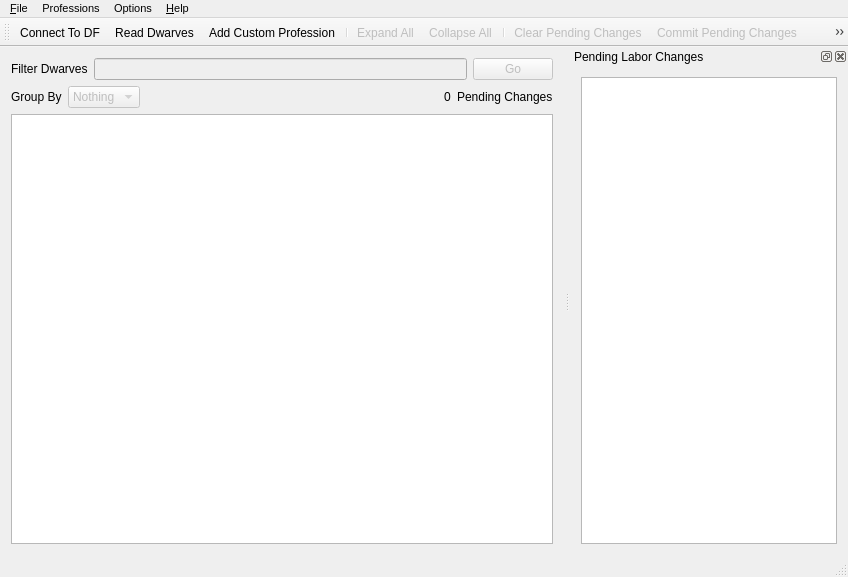
Qt form ui/mainwindow.ui (Dwarf-Therapist/Dwarf-Therapist) before a commit.
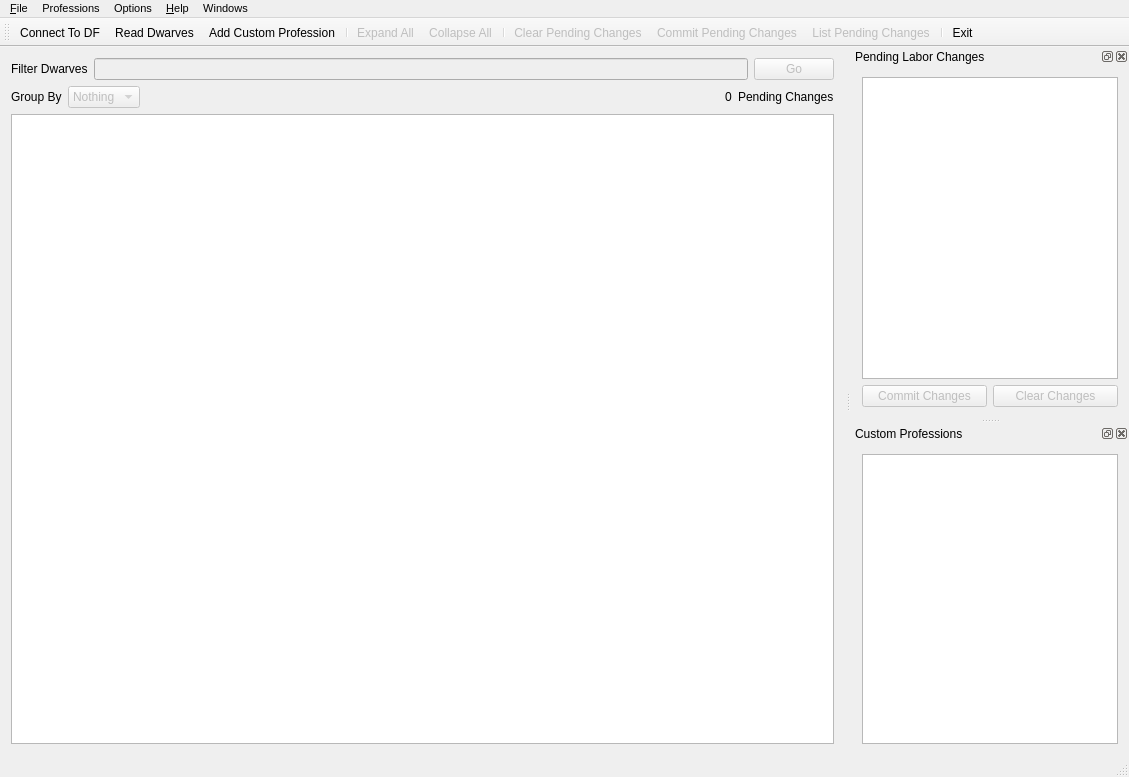
The same form after that commit. Icons and pictures are not drawn. Custom widgets are drawn as their Qt base class.

Commit message: Fixed issue #12: keyboard movement when grouping by nothing doesn't move up and down Fixed handling of dock windows opening/closing as well as main toolbar

Diff of the .ui file:
```diff
--- a/ui/mainwindow.ui
+++ b/ui/mainwindow.ui
@@ -6,8 +6,8 @@
    <rect>
     <x>0</x>
     <y>0</y>
-    <width>848</width>
-    <height>577</height>
+    <width>1129</width>
+    <height>777</height>
    </rect>
   </property>
   <property name="windowTitle">
@@ -175,7 +175,7 @@
     <rect>
      <x>0</x>
      <y>0</y>
-     <width>848</width>
+     <width>1129</width>
      <height>20</height>
     </rect>
    </property>
@@ -224,10 +224,25 @@
     </property>
     <addaction name="act_add_custom_profession"/>
    </widget>
+   <widget class="QMenu" name="menuWindows">
+    <property name="title">
+     <string>Windows</string>
+    </property>
+    <widget class="QMenu" name="menuDocks">
+     <property name="title">
+      <string>Docks</string>
+     </property>
+     <addaction name="act_show_pending_labors_window"/>
+     <addaction name="act_show_custom_professions_window"/>
+    </widget>
+    <addaction name="menuDocks"/>
+    <addaction name="act_show_main_toolbar"/>
+   </widget>
    <addaction name="menu_File"/>
    <addaction name="menuProfessions"/>
    <addaction name="menuOptions"/>
    <addaction name="menu_Help"/>
+   <addaction name="menuWindows"/>
   </widget>
   <widget class="QToolBar" name="mainToolBar">
    <property name="toolButtonStyle">
@@ -265,6 +280,53 @@
      <item>
       <widget class="QListWidget" name="list_pending"/>
      </item>
+     <item>
+      <layout class="QHBoxLayout" name="horizontalLayout_3">
+       <item>
+        <widget class="QPushButton" name="btn_commit">
+         <property name="enabled">
+          <bool>false</bool>
+         </property>
+         <property name="text">
+          <string>Commit Changes</string>
+         </property>
+         <property name="icon">
+          <iconset resource="../images.qrc">
+           <normaloff>:/img/table_go.png</normaloff>:/img/table_go.png</iconset>
+         </property>
+        </widget>
+       </item>
+       <item>
+        <widget class="QPushButton" name="btn_clear">
+         <property name="enabled">
+          <bool>false</bool>
+         </property>
+         <property name="text">
+          <string>Clear Changes</string>
+         </property>
+         <property name="icon">
+          <iconset resource="../images.qrc">
+           <normaloff>:/img/table_delete.png</normaloff>:/img/table_delete.png</iconset>
+         </property>
+        </widget>
+       </item>
+      </layout>
+     </item>
+    </layout>
+   </widget>
+  </widget>
+  <widget class="QDockWidget" name="dock_custom_professions">
+   <property name="windowTitle">
+    <string>Custom Professions</string>
+   </property>
+   <attribute name="dockWidgetArea">
+    <number>2</number>
+   </attribute>
+   <widget class="QWidget" name="dockWidgetContents_2">
+    <layout class="QVBoxLayout" name="verticalLayout_3">
+     <item>
+      <widget class="QListWidget" name="list_custom_professions"/>
+     </item>
     </layout>
    </widget>
   </widget>
```
Left out of the diff: 120 changed lines with no effect on the pictures. The commit also changes 6 other files.
